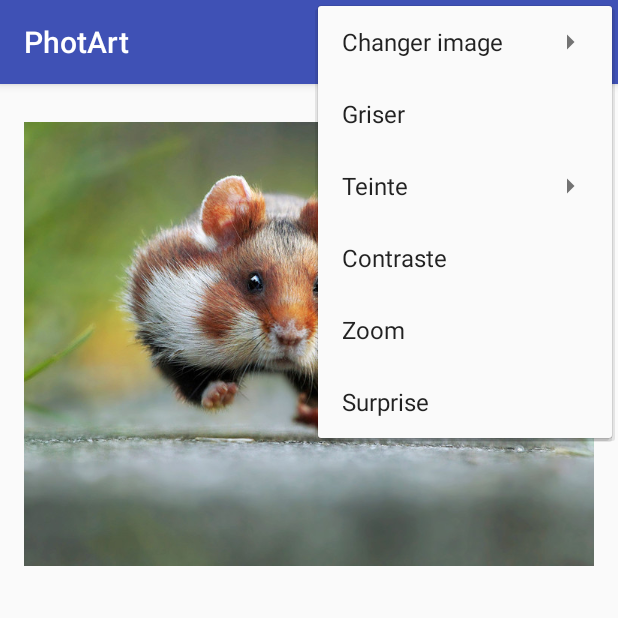
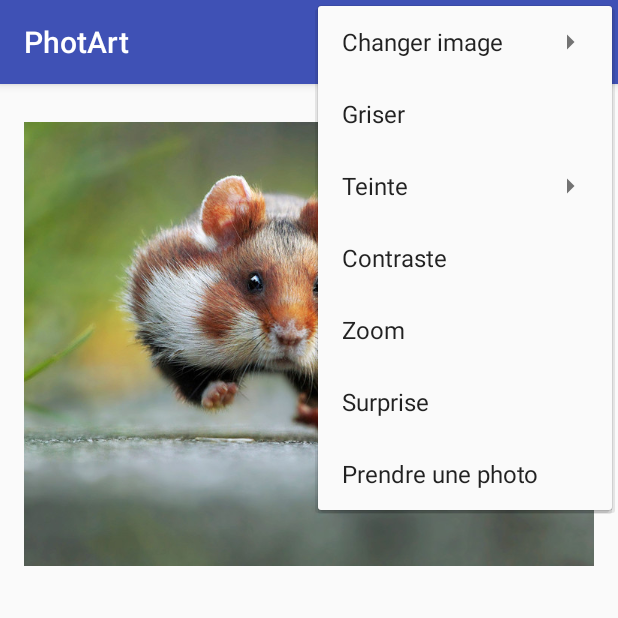
Before and after one commit to katell-maro/ApplicationTraitementImage-ANDROID, an Android app: the screen it shows after launch (MainActivity), with the options menu open, on a phone screen of 412 x 824 dp, the top half of it. Run offline under Robolectric (Android 15) with nearby library versions, the phone set to English and light mode, and no system bars.

Commit message:
Prendre photo

```diff
--- a/app/src/main/AndroidManifest.xml
+++ b/app/src/main/AndroidManifest.xml
@@ -1,6 +1,12 @@
 <?xml version="1.0" encoding="utf-8"?>
 <manifest xmlns:android="http://schemas.android.com/apk/res/android"
     package="com.example.katell.myapplication" >
+
+    <uses-feature android:name="android.hardware.camera"
+                  android:required="false" />
+
+    <uses-permission android:name="android.permission.WRITE_EXTERNAL_STORAGE" />
+
     <uses-sdk android:minSdkVersion="15"/>
 
 
--- a/app/src/main/res/menu/menu.xml
+++ b/app/src/main/res/menu/menu.xml
@@ -53,4 +53,8 @@
           android:title="@string/message_Domin"
           android:onClick="onOptionsItem"/>
 
+    <item android:id="@+id/photo"
+          android:title="@string/message_Photo"
+          android:onClick="onOptionsItem"/>
+
 </menu>
--- a/app/src/main/res/values/strings.xml
+++ b/app/src/main/res/values/strings.xml
@@ -14,5 +14,6 @@
     <string name="message_Zoom">Zoom</string>
     <string name="message_Teinte">Teinte</string>
     <string name="message_ChangeImage">Changer image</string>
+    <string name="message_Photo">Prendre une photo</string>
 
 </resources>
```
Also changed, not shown: app/src/main/java/com/example/katell/myapplication/MainActivity.java (+40 -0 lines).
